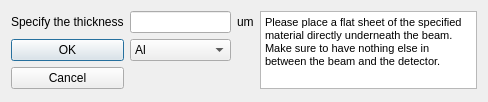
navrit/dexter, file SpidrMpx3Eq/qcstmBHdialog.ui: the form before one commit.
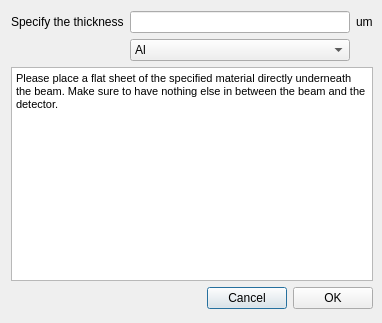
The form after the commit.

Diff of the .ui file:
```diff
--- a/SpidrMpx3Eq/qcstmBHdialog.ui
+++ b/SpidrMpx3Eq/qcstmBHdialog.ui
@@ -6,13 +6,42 @@
    <rect>
     <x>0</x>
     <y>0</y>
-    <width>488</width>
-    <height>102</height>
+    <width>382</width>
+    <height>323</height>
    </rect>
   </property>
+  <property name="sizePolicy">
+   <sizepolicy hsizetype="Fixed" vsizetype="Fixed">
+    <horstretch>0</horstretch>
+    <verstretch>0</verstretch>
+   </sizepolicy>
+  </property>
+  <property name="minimumSize">
+   <size>
+    <width>382</width>
+    <height>323</height>
+   </size>
+  </property>
+  <property name="maximumSize">
+   <size>
+    <width>382</width>
+    <height>323</height>
+   </size>
+  </property>
   <property name="windowTitle">
    <string>Dialog</string>
   </property>
+  <widget class="QWidget" name="">
+   <property name="geometry">
+    <rect>
+     <x>11</x>
+     <y>11</y>
+     <width>362</width>
+     <height>298</height>
+    </rect>
+   </property>
+   <layout class="QVBoxLayout" name="verticalLayout">
+    <item>
   <layout class="QGridLayout" name="gridLayout">
    <item row="0" column="0">
     <widget class="QLabel" name="label_2">
@@ -31,24 +60,6 @@
      </property>
     </widget>
    </item>
-   <item row="0" column="3" rowspan="3">
-    <widget class="QTextBrowser" name="textBrowser">
-     <property name="html">
-      <string>&lt;!DOCTYPE HTML PUBLIC &quot;-//W3C//DTD HTML 4.0//EN&quot; &quot;http://www.w3.org/TR/REC-html40/strict.dtd&quot;&gt;
-&lt;html&gt;&lt;head&gt;&lt;meta name=&quot;qrichtext&quot; content=&quot;1&quot; /&gt;&lt;style type=&quot;text/css&quot;&gt;
-p, li { white-space: pre-wrap; }
-&lt;/style&gt;&lt;/head&gt;&lt;body style=&quot; font-family:'MS Shell Dlg 2'; font-size:8.25pt; font-weight:400; font-style:normal;&quot;&gt;
-&lt;p style=&quot; margin-top:0px; margin-bottom:0px; margin-left:0px; margin-right:0px; -qt-block-indent:0; text-indent:0px;&quot;&gt;Please place a flat sheet of the specified material directly underneath the beam. Make sure to have nothing else in between the beam and the detector.&lt;/p&gt;&lt;/body&gt;&lt;/html&gt;</string>
-     </property>
-    </widget>
-   </item>
-   <item row="1" column="0">
-    <widget class="QPushButton" name="okButton">
-     <property name="text">
-      <string>OK</string>
-     </property>
-    </widget>
-   </item>
    <item row="1" column="1">
     <widget class="QComboBox" name="comboBox">
      <item>
@@ -78,14 +89,64 @@
      </item>
     </widget>
    </item>
-   <item row="2" column="0">
+     </layout>
+    </item>
+    <item>
+     <widget class="QTextBrowser" name="textBrowser">
+      <property name="html">
+       <string>&lt;!DOCTYPE HTML PUBLIC &quot;-//W3C//DTD HTML 4.0//EN&quot; &quot;http://www.w3.org/TR/REC-html40/strict.dtd&quot;&gt;
+&lt;html&gt;&lt;head&gt;&lt;meta name=&quot;qrichtext&quot; content=&quot;1&quot; /&gt;&lt;style type=&quot;text/css&quot;&gt;
+p, li { white-space: pre-wrap; }
+&lt;/style&gt;&lt;/head&gt;&lt;body style=&quot; font-family:'Sans Serif'; font-size:9pt; font-weight:400; font-style:normal;&quot;&gt;
+&lt;p style=&quot; margin-top:0px; margin-bottom:0px; margin-left:0px; margin-right:0px; -qt-block-indent:0; text-indent:0px;&quot;&gt;&lt;span style=&quot; font-family:'MS Shell Dlg 2'; font-size:8.25pt;&quot;&gt;Please place a flat sheet of the specified material directly underneath the beam. Make sure to have nothing else in between the beam and the detector.&lt;/span&gt;&lt;/p&gt;&lt;/body&gt;&lt;/html&gt;</string>
+      </property>
+     </widget>
+    </item>
+    <item>
+     <layout class="QHBoxLayout" name="horizontalLayout">
+      <item>
+       <spacer name="horizontalSpacer">
+        <property name="orientation">
+         <enum>Qt::Horizontal</enum>
+        </property>
+        <property name="sizeHint" stdset="0">
+         <size>
+          <width>40</width>
+          <height>20</height>
+         </size>
+        </property>
+       </spacer>
+      </item>
+      <item>
     <widget class="QPushButton" name="closeButton">
+        <property name="sizePolicy">
+         <sizepolicy hsizetype="Fixed" vsizetype="Fixed">
+          <horstretch>0</horstretch>
+          <verstretch>0</verstretch>
+         </sizepolicy>
+        </property>
      <property name="text">
       <string>Cancel</string>
      </property>
     </widget>
    </item>
-  </layout>
+      <item>
+       <widget class="QPushButton" name="okButton">
+        <property name="sizePolicy">
+         <sizepolicy hsizetype="Fixed" vsizetype="Fixed">
+          <horstretch>0</horstretch>
+          <verstretch>0</verstretch>
+         </sizepolicy>
+        </property>
+        <property name="text">
+         <string>OK</string>
+        </property>
+       </widget>
+      </item>
+     </layout>
+    </item>
+   </layout>
+  </widget>
  </widget>
  <resources/>
  <connections/>
```
Lines whose indentation alone changed are shown as unchanged.
